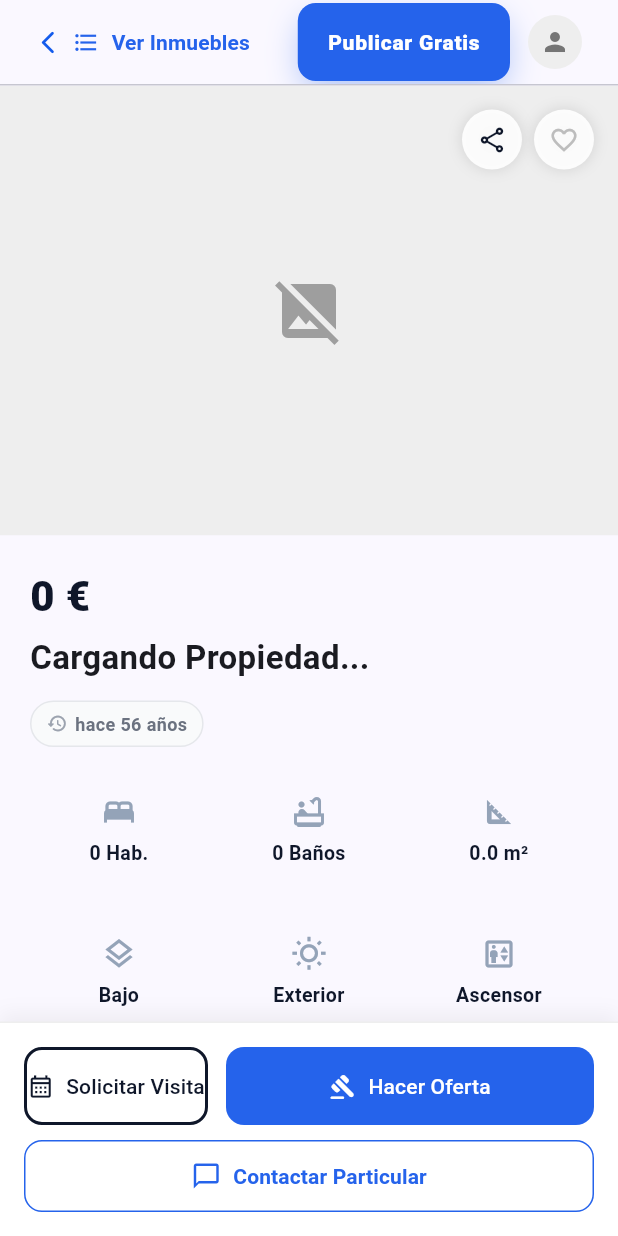
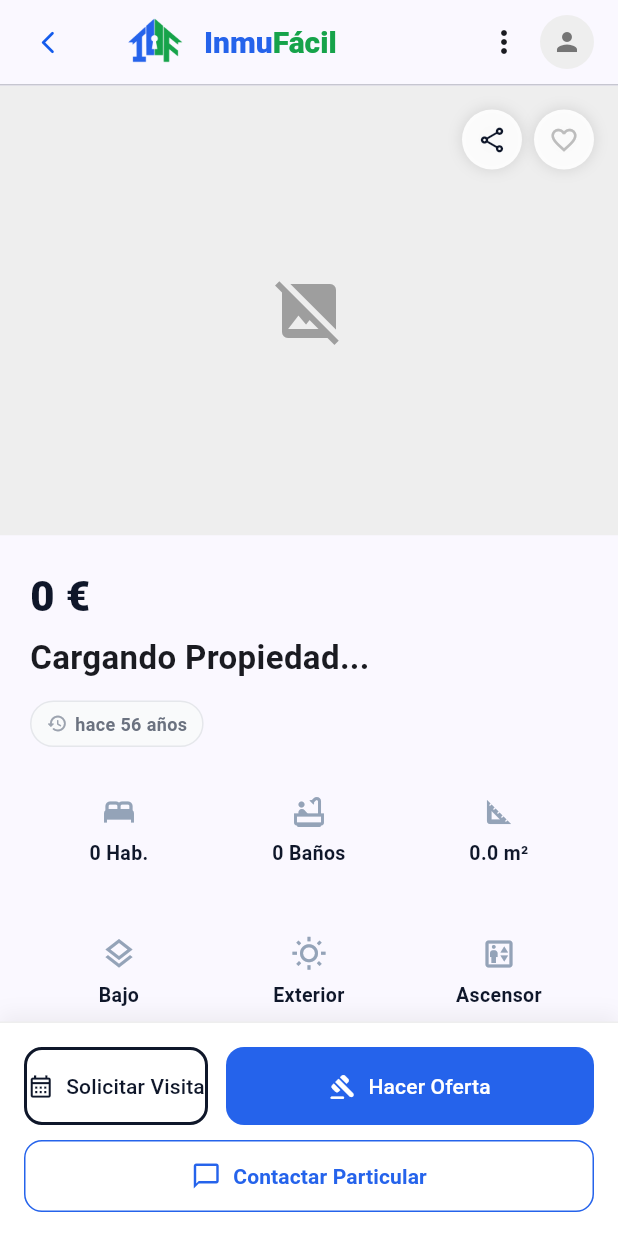
Before and after one commit to Oga3105/InmuFacil_App, a Flutter app: the PropertyDetailsScreen screen opened directly with empty values, on a phone screen of 412 x 824 dp. Run offline on Flutter 3.47's test engine with Material 3 defaults, Android fonts, the phone set to English and light mode, and no system bars; our stand-ins replace camera, dartz, dio, easy_localization, equatable, firebase_auth and 10 more; missing offline and left inert: dart:html, dart:ui_web; accounts and stored records are empty; network calls fail.

Commit message:
fix(ui): mobile-responsive AppBar and form layout for property details and user profile
property_details: hamburger PopupMenuButton on mobile hides TextButton + PremiumButton
user_profile: hide Inicio button on mobile, stack form fields vertically, dark mode
container colors

https://claude.ai/code/session_017epU6oLFpbVNpqNGBWFDgX

```diff
--- a/frontend/lib/presentation/screens/property/property_details_screen.dart
+++ b/frontend/lib/presentation/screens/property/property_details_screen.dart
@@ -129,14 +129,58 @@ class _PropertyDetailsScreenState extends ConsumerState<PropertyDetailsScreen> {
           ),
         ),
         actions: [
-           Padding(
+          Builder(
+            builder: (context) {
+              final isMobile = MediaQuery.of(context).size.width < 650;
+              final isAuthenticated = ref.watch(authProvider).isAuthenticated;
+              final avatarWidget = isAuthenticated
+                  ? const UserAvatarMenu()
+                  : InkWell(
+                      onTap: () => context.pushNamed('login'),
+                      borderRadius: BorderRadius.circular(20),
+                      child: _buildUserAvatar(ref, authenticated: false),
+                    );
+
+              if (isMobile) {
+                return Padding(
+                  padding: const EdgeInsets.only(right: 8),
+                  child: Row(
+                    mainAxisSize: MainAxisSize.min,
+                    children: [
+                      PopupMenuButton<String>(
+                        icon: Icon(Icons.more_vert, color: Theme.of(context).colorScheme.onSurface),
+                        onSelected: (value) {
+                          if (value == 'list') {
+                            final allFiltered = ref.read(searchProvider).filteredProperties;
+                            final ipp = ref.read(searchProvider).itemsPerPage;
+                            final idx = allFiltered.indexWhere((p) => p.id == widget.propertyId);
+                            if (idx >= 0) {
+                              final page = (idx ~/ ipp) + 1;
+                              ref.read(searchProvider.notifier).setPage(page);
+                            }
+                            context.go('/search?highlight=${widget.propertyId}');
+                          } else if (value == 'publish') {
+                            context.push('/property/create');
+                          }
+                        },
+                        itemBuilder: (_) => const [
+                          PopupMenuItem(value: 'list', child: Row(children: [Icon(Icons.format_list_bulleted, size: 18), SizedBox(width: 8), Text('Ver Inmuebles')])),
+                          PopupMenuItem(value: 'publish', child: Row(children: [Icon(Icons.add_home, size: 18), SizedBox(width: 8), Text('Publicar Gratis')])),
+                        ],
+                      ),
+                      avatarWidget,
+                      const SizedBox(width: 8),
+                    ],
+                  ),
+                );
+              }
+
+              return Padding(
                 padding: const EdgeInsets.only(right: 24.0),
                 child: Row(
                   children: [
                     TextButton.icon(
                       onPressed: () {
-                      // Calculate which page this property is on based on the
-                      // current filtered list and items-per-page setting.
                         final allFiltered = ref.read(searchProvider).filteredProperties;
                         final ipp = ref.read(searchProvider).itemsPerPage;
                         final idx = allFiltered.indexWhere((p) => p.id == widget.propertyId);
@@ -162,23 +206,11 @@ class _PropertyDetailsScreenState extends ConsumerState<PropertyDetailsScreen> {
                       padding: const EdgeInsets.symmetric(horizontal: 20, vertical: 16),
                     ),
                     const SizedBox(width: 12),
-                  // [AUTH STATE LOGIC] User icon - same as HomeScreen
-                  Builder(
-                    builder: (context) {
-                      final isAuthenticated = ref.watch(authProvider).isAuthenticated;
-                      if (isAuthenticated) {
-                        return const UserAvatarMenu();
-                      } else {
-                        return InkWell(
-                          onTap: () => context.pushNamed('login'),
-                          borderRadius: BorderRadius.circular(20),
-                          child: _buildUserAvatar(ref, authenticated: false),
-                        );
-                      }
+                    avatarWidget,
+                  ],
+                ),
+              );
             },
-                  ),
-               ],
-             ),
           ),
         ],
         bottom: PreferredSize(
```
Also changed, not shown: frontend/lib/presentation/screens/user_profile_screen.dart (+34 -34 lines). Lines whose indentation alone changed are shown as unchanged.
